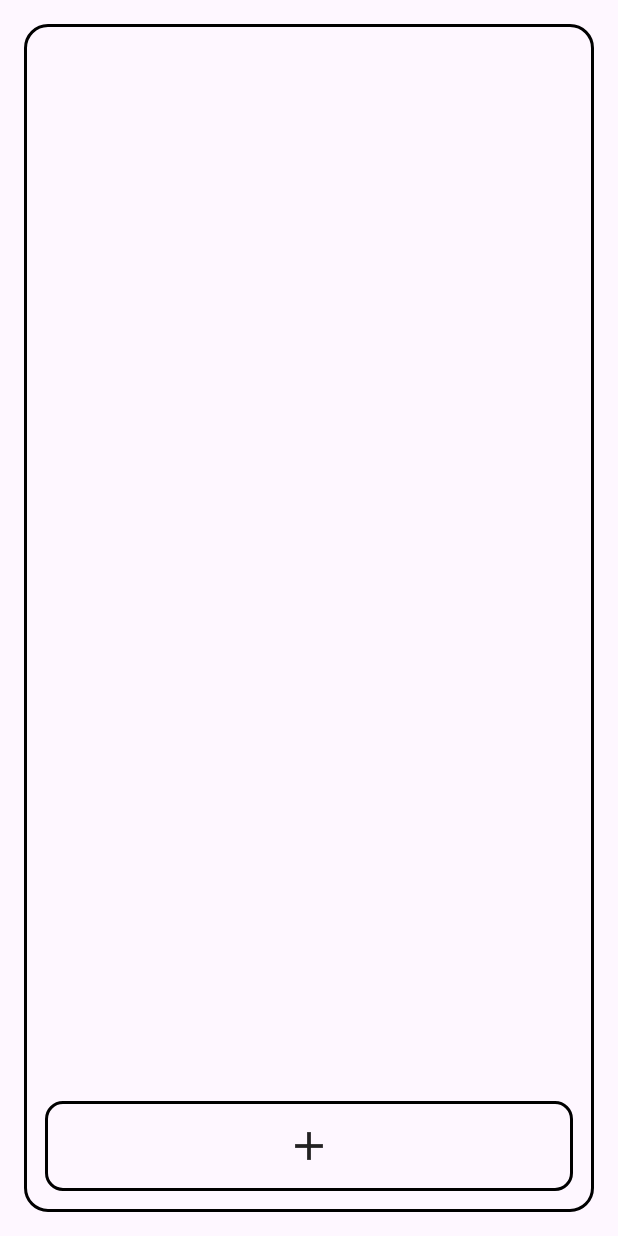
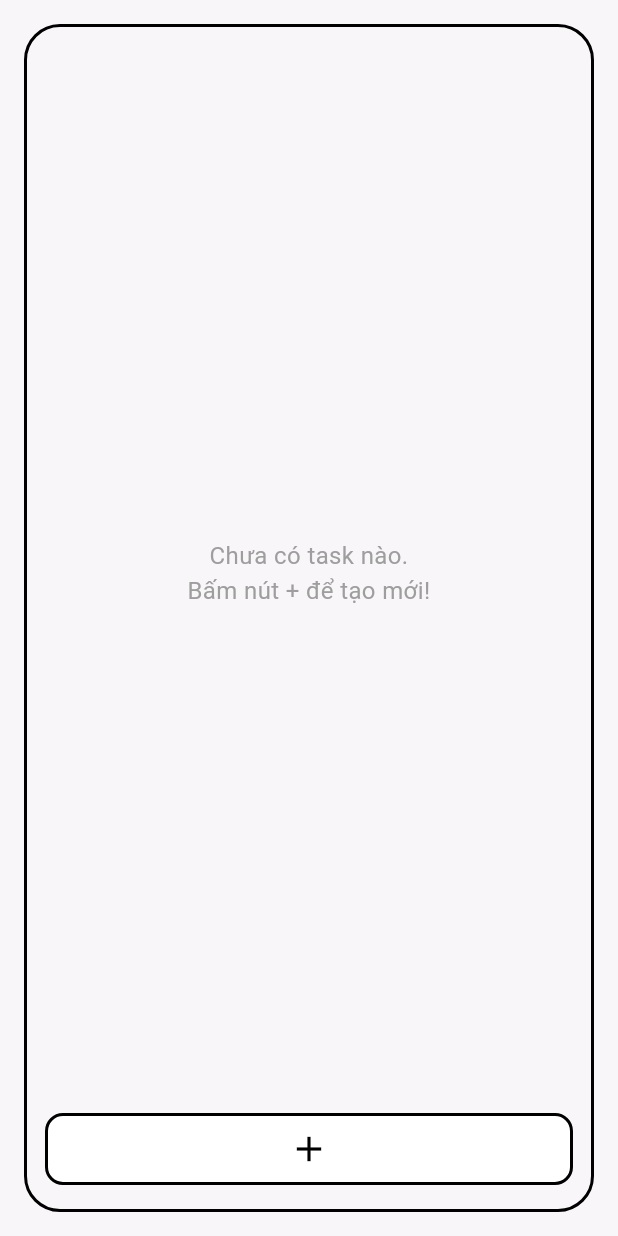
Before and after one commit to lanhtruonggiang/Sync_Pomodoro, a Flutter app: the screen it shows after launch, on a phone screen of 412 x 824 dp. Run offline on Flutter 3.47's test engine with Material 3 defaults, Android fonts, the phone set to English and light mode, and no system bars; our stand-ins replace shared_preferences.

Commit message:
+ color bar

```diff
--- a/test1/lib/screens/home_screen.dart
+++ b/test1/lib/screens/home_screen.dart
@@ -1,104 +1,93 @@
 import 'package:flutter/material.dart';
 import 'package:provider/provider.dart';
-
 import '../providers/task_provider.dart';
 import '../widgets/new_task_dialog.dart';
+import '../widgets/task_tile.dart';
 
 class HomeScreen extends StatelessWidget {
   const HomeScreen({super.key});
 
+  void _showAddTaskDialog(BuildContext context) {
+    showDialog(
+      context: context,
+      builder: (context) => const NewTaskDialog(),
+    );
+  }
+
   @override
   Widget build(BuildContext context) {
     return Scaffold(
-      body: Center(
+      backgroundColor: const Color(0xFFF9F6F9),
+      body: SafeArea(
+        child: Center(
           child: Container(
-          width: 380,
+            constraints: const BoxConstraints(maxWidth: 400),
             margin: const EdgeInsets.all(16),
-          padding: const EdgeInsets.all(12),
+            padding: const EdgeInsets.symmetric(vertical: 16),
             decoration: BoxDecoration(
+              color: const Color(0xFFF9F6F9),
+              borderRadius: BorderRadius.circular(24),
               border: Border.all(color: Colors.black, width: 2),
-            borderRadius: BorderRadius.circular(16),
             ),
+            child: Column(
+              children: [
+                // Danh sách Task
+                Expanded(
                   child: Consumer<TaskProvider>(
-            builder: (context, provider, child) {
-              return Column(
-                children: [
-                  Expanded(
-                    child: ListView.builder(
-                      itemCount: provider.tasks.length,
+                    builder: (context, taskProvider, child) {
+                      if (taskProvider.tasks.isEmpty) {
+                        return const Center(
+                          child: Text(
+                            'Chưa có task nào.\nBấm nút + để tạo mới!',
+                            textAlign: TextAlign.center,
+                            style: TextStyle(color: Colors.grey, fontSize: 16),
+                          ),
+                        );
+                      }
+
+                      return ListView.builder(
+                        padding: const EdgeInsets.only(top: 8),
+                        itemCount: taskProvider.tasks.length,
                         itemBuilder: (context, index) {
-                        final task = provider.tasks[index];
-                        return Container(
-                          margin: const EdgeInsets.only(bottom: 12),
-                          padding: const EdgeInsets.symmetric(
-                            horizontal: 12,
-                            vertical: 8,
-                          ),
-                          decoration: BoxDecoration(
-                            border: Border.all(color: Colors.black, width: 2),
-                            borderRadius: BorderRadius.circular(12),
-                          ),
-                          child: Row(
-                            children: [
-                              Expanded(
-                                child: Text(
-                                  '${task.name} : ${task.formattedTime}',
-                                  style: const TextStyle(
-                                    fontSize: 16,
-                                    fontWeight: FontWeight.w500,
-                                  ),
-                                  overflow: TextOverflow.ellipsis,
-                                ),
-                              ),
-                              IconButton(
-                                icon: Icon(
-                                  task.isRunning
-                                      ? Icons.pause
-                                      : Icons.play_arrow,
-                                  size: 28,
-                                ),
-                                onPressed: () =>
-                                    provider.toggleTaskTimer(task.id),
-                              ),
-                              IconButton(
-                                icon: const Icon(Icons.close, size: 28),
-                                onPressed: () => provider.deleteTask(task.id),
-                              ),
-                              IconButton(
-                                icon: const Icon(Icons.refresh),
-                                onPressed: () {
-                                  context.read<TaskProvider>().resetTaskTimer(
-                                    task.id,
+                          final task = taskProvider.tasks[index];
+                          return TaskTile(
+                            key: ValueKey(task.id),
+                            task: task,
+                            index: index,
                           );
                         },
-                              ),
-                            ],
-                          ),
                       );
                     },
                   ),
                 ),
-                  InkWell(
-                    onTap: () {
-                      showDialog(
-                        context: context,
-                        barrierDismissible: false,
-                        builder: (_) => const NewTaskDialog(),
-                      );
-                    },
-                    child: Container(
+
+                const SizedBox(height: 12),
+
+                // Nút bấm thêm Task
+                Padding(
+                  padding: const EdgeInsets.symmetric(horizontal: 12),
+                  child: SizedBox(
                     width: double.infinity,
-                      padding: const EdgeInsets.symmetric(vertical: 12),
-                      decoration: BoxDecoration(
-                        border: Border.all(color: Colors.black, width: 2),
+                    height: 48,
+                    child: OutlinedButton(
+                      style: OutlinedButton.styleFrom(
+                        side: const BorderSide(color: Colors.black, width: 2),
+                        shape: RoundedRectangleBorder(
                           borderRadius: BorderRadius.circular(12),
                         ),
-                      child: const Icon(Icons.add, size: 32),
+                        backgroundColor: Colors.white,
+                      ),
+                      onPressed: () => _showAddTaskDialog(context),
+                      child: const Icon(
+                        Icons.add,
+                        color: Colors.black,
+                        size: 28,
+                      ),
+                    ),
                   ),
                 ),
               ],
-              );
-            },
+            ),
           ),
         ),
       ),
```
Also changed, not shown: test1/lib/widgets/task_tile.dart (added, +123 -0 lines). Lines whose indentation alone changed are shown as unchanged.
